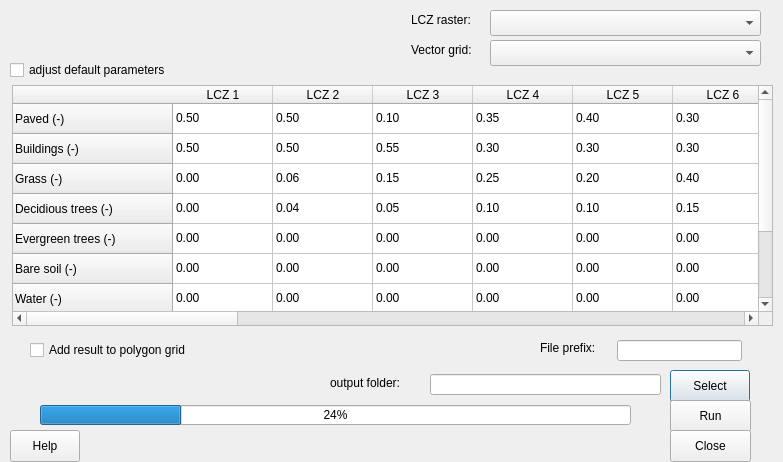
Qt form LCZ_converter_dialog_base.ui (natalieth/LCZ_test) before a commit.
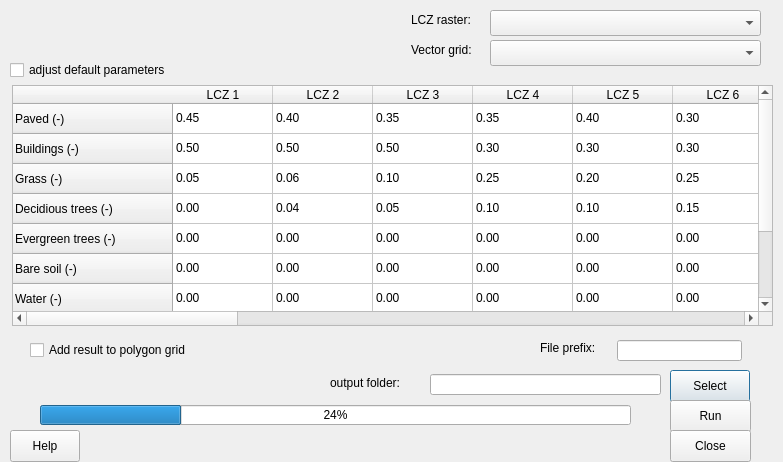
The same form after that commit.

```diff
--- a/LCZ_converter_dialog_base.ui
+++ b/LCZ_converter_dialog_base.ui
@@ -213,17 +213,17 @@
    </column>
    <item row="0" column="0">
     <property name="text">
-     <string>0.50</string>
+     <string>0.45</string>
     </property>
    </item>
    <item row="0" column="1">
     <property name="text">
-     <string>0.50</string>
+     <string>0.40</string>
     </property>
    </item>
    <item row="0" column="2">
     <property name="text">
-     <string>0.10</string>
+     <string>0.35</string>
     </property>
    </item>
    <item row="0" column="3">
@@ -243,7 +243,7 @@
    </item>
    <item row="0" column="6">
     <property name="text">
-     <string>0.10</string>
+     <string>0.05</string>
     </property>
    </item>
    <item row="0" column="7">
@@ -253,7 +253,7 @@
    </item>
    <item row="0" column="8">
     <property name="text">
-     <string>0.10</string>
+     <string>0.15</string>
     </property>
    </item>
    <item row="0" column="9">
@@ -263,22 +263,22 @@
    </item>
    <item row="0" column="10">
     <property name="text">
-     <string>0.05</string>
+     <string>0.02</string>
     </property>
    </item>
    <item row="0" column="11">
     <property name="text">
-     <string>0.05</string>
+     <string>0.02</string>
     </property>
    </item>
    <item row="0" column="12">
     <property name="text">
-     <string>0.05</string>
+     <string>0.02</string>
     </property>
    </item>
    <item row="0" column="13">
     <property name="text">
-     <string>0.05</string>
+     <string>0.02</string>
     </property>
    </item>
    <item row="0" column="14">
@@ -288,7 +288,7 @@
    </item>
    <item row="0" column="15">
     <property name="text">
-     <string>0.05</string>
+     <string>0.02</string>
     </property>
    </item>
    <item row="0" column="16">
@@ -308,7 +308,7 @@
    </item>
    <item row="1" column="2">
     <property name="text">
-     <string>0.55</string>
+     <string>0.50</string>
     </property>
    </item>
    <item row="1" column="3">
@@ -328,7 +328,7 @@
    </item>
    <item row="1" column="6">
     <property name="text">
-     <string>0.75</string>
+     <string>0.80</string>
     </property>
    </item>
    <item row="1" column="7">
@@ -348,22 +348,22 @@
    </item>
    <item row="1" column="10">
     <property name="text">
-     <string>0.05</string>
+     <string>0.02</string>
     </property>
    </item>
    <item row="1" column="11">
     <property name="text">
-     <string>0.05</string>
+     <string>0.02</string>
     </property>
    </item>
    <item row="1" column="12">
     <property name="text">
-     <string>0.05</string>
+     <string>0.02</string>
     </property>
    </item>
    <item row="1" column="13">
     <property name="text">
-     <string>0.05</string>
+     <string>0.02</string>
     </property>
    </item>
    <item row="1" column="14">
@@ -373,7 +373,7 @@
    </item>
    <item row="1" column="15">
     <property name="text">
-     <string>0.05</string>
+     <string>0.02</string>
     </property>
    </item>
    <item row="1" column="16">
@@ -383,7 +383,7 @@
    </item>
    <item row="2" column="0">
     <property name="text">
-     <string>0.00</string>
+     <string>0.05</string>
     </property>
    </item>
    <item row="2" column="1">
@@ -393,7 +393,7 @@
    </item>
    <item row="2" column="2">
     <property name="text">
-     <string>0.15</string>
+     <string>0.10</string>
     </property>
    </item>
    <item row="2" column="3">
@@ -408,7 +408,7 @@
    </item>
    <item row="2" column="5">
     <property name="text">
-     <string>0.40</string>
+     <string>0.25</string>
     </property>
    </item>
    <item row="2" column="6">
@@ -423,7 +423,7 @@
    </item>
    <item row="2" column="8">
     <property name="text">
-     <string>0.50</string>
+     <string>0.45</string>
     </property>
    </item>
    <item row="2" column="9">
@@ -443,12 +443,12 @@
    </item>
    <item row="2" column="12">
     <property name="text">
-     <string>0.60</string>
+     <string>0.64</string>
     </property>
    </item>
    <item row="2" column="13">
     <property name="text">
-     <string>0.85</string>
+     <string>0.91</string>
     </property>
    </item>
    <item row="2" column="14">
@@ -518,22 +518,22 @@
    </item>
    <item row="3" column="10">
     <property name="text">
-     <string>0.90</string>
+     <string>0.96</string>
     </property>
    </item>
    <item row="3" column="11">
     <property name="text">
-     <string>0.40</string>
+     <string>0.46</string>
     </property>
    </item>
    <item row="3" column="12">
     <property name="text">
-     <string>0.30</string>
+     <string>0.32</string>
     </property>
    </item>
    <item row="3" column="13">
     <property name="text">
-     <string>0.04</string>
+     <string>0.05</string>
     </property>
    </item>
    <item row="3" column="14">
@@ -713,7 +713,7 @@
    </item>
    <item row="5" column="15">
     <property name="text">
-     <string>0.90</string>
+     <string>0.96</string>
     </property>
    </item>
    <item row="5" column="16">
```
